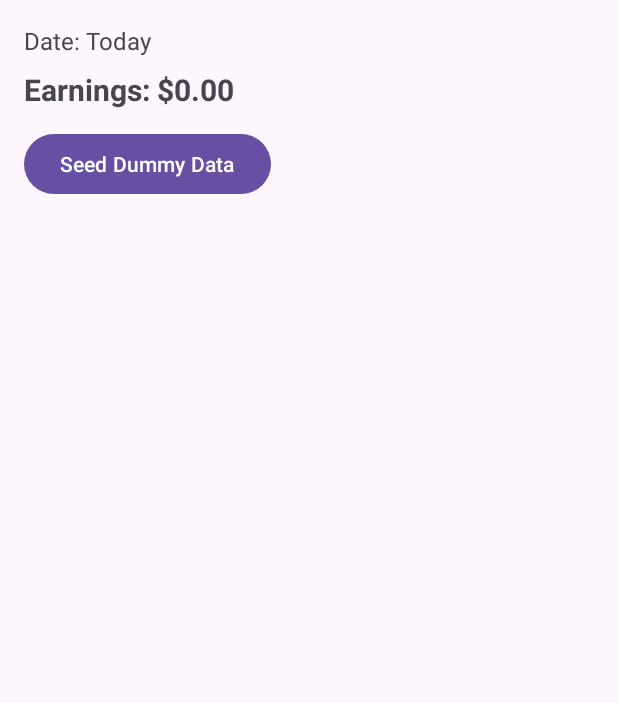
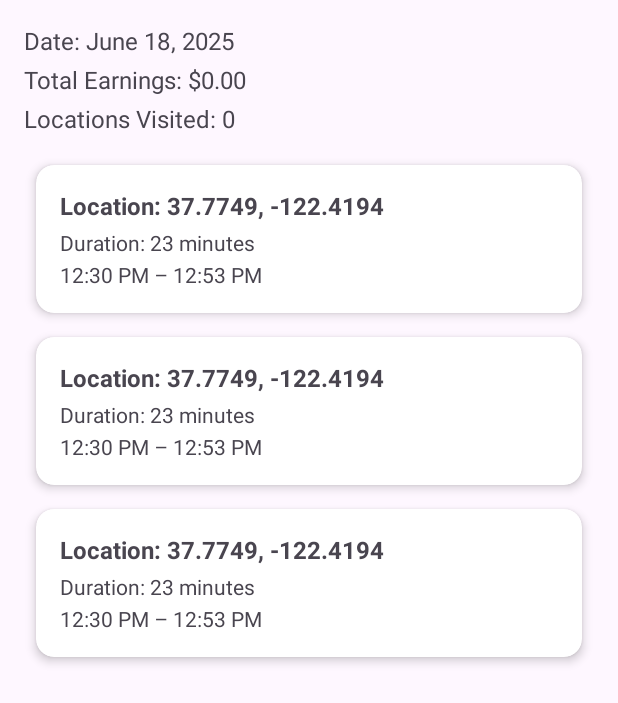
Before and after one commit to super-massive-code/Android-SuperVendo, an Android app: the layout activity_main.xml on its own in the app's theme, with its tools: preview values and no code run, on a phone screen of 412 x 824 dp. Shown: the top 703 px of the screen. Run offline under Robolectric (Android 15) with nearby library versions, the phone set to English and light mode, and no system bars.

Commit message:
Implement initial test data seeding and core data mappings
- Introduce `DatabaseSeeder` for populating test data
- Add `getDayForDate()` repo function to fetch a Day by LocalDateTime
- Create `DomainMappers.kt` for converting Room entities to DTOs
- Build basic UI summary view for today’s data (date, earnings, locations)
- Add `LocationRecorder` skeleton for future GPS tracking support

```diff
--- a/app/src/main/java/com/supermassivecode/supervendo/data/DTOs.kt
+++ b/app/src/main/java/com/supermassivecode/supervendo/data/DTOs.kt
@@ -4,7 +4,7 @@ import java.time.LocalDateTime
 
 data class DayDTO(
     val timestamp: LocalDateTime,
-    val earningsTotal: Long,
+    val earningsTotal: Long?,
     val dwellLocations: List<DwellLocationDTO>
 )
 
--- a/app/src/main/java/com/supermassivecode/supervendo/data/analysis/LocationRecommender.kt
+++ b/app/src/main/java/com/supermassivecode/supervendo/data/analysis/LocationRecommender.kt
@@ -32,6 +32,10 @@ class LocationRecommender {
         val locationGroups = mutableListOf<LocationGroup>()
 
         for (day in days) {
+            if (day.earningsTotal == null) {
+                continue
+            }
+
             val earningsPerLocation = day.earningsTotal / maxOf(day.dwellLocations.size, 1)
 
             for (dwell in day.dwellLocations) {
--- a/app/src/main/java/com/supermassivecode/supervendo/data/room/Day.kt
+++ b/app/src/main/java/com/supermassivecode/supervendo/data/room/Day.kt
@@ -35,6 +35,9 @@ interface DayDao {
     @Query("SELECT * FROM Day ORDER BY timestamp DESC")
     fun getAll(): List<Day>
 
+    @Query("SELECT * FROM Day WHERE timestamp BETWEEN :start AND :end LIMIT 1")
+    suspend fun getDay(start: LocalDateTime, end: LocalDateTime): Day?
+
     @Transaction
     @Query("SELECT * FROM Day WHERE id = :id")
     suspend fun getDayWithDwellLocations(id: Int): DayWithDwellLocations
--- a/app/src/main/res/layout/activity_main.xml
+++ b/app/src/main/res/layout/activity_main.xml
@@ -1,55 +1,41 @@
 <?xml version="1.0" encoding="utf-8"?>
-<androidx.constraintlayout.widget.ConstraintLayout
-    xmlns:android="http://schemas.android.com/apk/res/android"
-    xmlns:app="http://schemas.android.com/apk/res-auto"
-    android:id="@+id/main"
+<LinearLayout xmlns:android="http://schemas.android.com/apk/res/android"
+    xmlns:card_view="http://schemas.android.com/apk/res-auto"
     android:layout_width="match_parent"
-    android:layout_height="match_parent">
+    android:layout_height="match_parent"
+    xmlns:tools="http://schemas.android.com/tools"
+    android:orientation="vertical"
+    android:padding="16dp">
 
-    <!-- Date -->
     <TextView
         android:id="@+id/dateText"
         android:layout_width="wrap_content"
         android:layout_height="wrap_content"
-        android:text="Date: Today"
-        android:textSize="16sp"
-        app:layout_constraintTop_toTopOf="parent"
-        app:layout_constraintStart_toStartOf="parent"
-        android:layout_margin="16dp"/>
+        tools:text="Date: June 18, 2025"
+        android:textSize="16sp"/>
 
-    <!-- Earnings -->
     <TextView
         android:id="@+id/earningsText"
         android:layout_width="wrap_content"
         android:layout_height="wrap_content"
-        android:text="Earnings: $0.00"
-        android:textSize="20sp"
-        android:textStyle="bold"
-        app:layout_constraintTop_toBottomOf="@id/dateText"
-        app:layout_constraintStart_toStartOf="parent"
-        android:layout_marginTop="8dp"
-        android:layout_marginStart="16dp"/>
+        tools:text="Total Earnings: $0.00"
+        android:textSize="16sp"
+        android:layout_marginTop="4dp"/>
 
-    <!-- Add Dummy Data Button -->
-    <Button
-        android:id="@+id/dummyDataButton"
+    <TextView
+        android:id="@+id/locationsVisitedText"
         android:layout_width="wrap_content"
         android:layout_height="wrap_content"
-        android:text="Seed Dummy Data"
-        app:layout_constraintTop_toBottomOf="@id/earningsText"
-        app:layout_constraintStart_toStartOf="parent"
-        android:layout_marginTop="12dp"
-        android:layout_marginStart="16dp"/>
+        tools:text="Locations Visited: 0"
+        android:textSize="16sp"
+        android:layout_marginBottom="12dp"
+        android:layout_marginTop="4dp"/>
 
-    <!-- RecyclerView for GPS Data -->
     <androidx.recyclerview.widget.RecyclerView
-        android:id="@+id/gpsRecyclerView"
-        android:layout_width="0dp"
+        android:id="@+id/dwellRecyclerView"
+        android:layout_width="match_parent"
         android:layout_height="0dp"
-        app:layout_constraintTop_toBottomOf="@id/dummyDataButton"
-        app:layout_constraintBottom_toBottomOf="parent"
-        app:layout_constraintStart_toStartOf="parent"
-        app:layout_constraintEnd_toEndOf="parent"
-        android:layout_margin="16dp"/>
+        android:layout_weight="1"
+        tools:listitem="@layout/item_dwell_location" />
 
-</androidx.constraintlayout.widget.ConstraintLayout>
+</LinearLayout>
--- /dev/null
+++ b/app/src/main/res/layout/item_dwell_location.xml
@@ -0,0 +1,41 @@
+<?xml version="1.0" encoding="utf-8"?>
+<androidx.cardview.widget.CardView xmlns:android="http://schemas.android.com/apk/res/android"
+    xmlns:card_view="http://schemas.android.com/apk/res-auto"
+    android:layout_width="match_parent"
+    android:layout_height="wrap_content"
+    xmlns:tools="http://schemas.android.com/tools"
+    android:layout_margin="8dp"
+    card_view:cardCornerRadius="12dp"
+    card_view:cardElevation="4dp">
+
+    <LinearLayout
+        android:orientation="vertical"
+        android:padding="16dp"
+        android:layout_width="match_parent"
+        android:layout_height="wrap_content">
+
+        <TextView
+            android:id="@+id/locationLabel"
+            android:layout_width="wrap_content"
+            android:layout_height="wrap_content"
+            tools:text="Location: 37.7749, -122.4194"
+            android:textStyle="bold"
+            android:textSize="16sp"/>
+
+        <TextView
+            android:id="@+id/duration"
+            android:layout_width="wrap_content"
+            android:layout_height="wrap_content"
+            tools:text="Duration: 23 minutes"
+            android:layout_marginTop="4dp"/>
+
+        <TextView
+            android:id="@+id/timeRange"
+            android:layout_width="wrap_content"
+            android:layout_height="wrap_content"
+            tools:text="12:30 PM – 12:53 PM"
+            android:layout_marginTop="2dp"/>
+
+    </LinearLayout>
+
+</androidx.cardview.widget.CardView>
```
Also changed, not shown: app/src/main/AndroidManifest.xml (+4 -3 lines), app/src/main/java/com/supermassivecode/supervendo/MainActivity.kt (deleted, +0 -26 lines), app/src/main/java/com/supermassivecode/supervendo/MainViewModel.kt (deleted, +0 -29 lines), app/src/main/java/com/supermassivecode/supervendo/data/DataRepo.kt (added, +22 -0 lines), app/src/main/java/com/supermassivecode/supervendo/data/DomainMappers.kt (added, +21 -0 lines), app/src/main/java/com/supermassivecode/supervendo/data/LocationRecorder.kt (renamed from app/src/main/java/com/supermassivecode/supervendo/data/TrackingController.kt, +7 -16 lines), app/src/main/java/com/supermassivecode/supervendo/data/room/DatabaseSeeder.kt (added, +47 -0 lines), app/src/main/java/com/supermassivecode/supervendo/ui/DwellLocationAdapter.kt (added, +45 -0 lines), app/src/main/java/com/supermassivecode/supervendo/ui/DwellLocationUiModel.kt (added, +10 -0 lines), app/src/main/java/com/supermassivecode/supervendo/ui/MainActivity.kt (added, +46 -0 lines), app/src/main/java/com/supermassivecode/supervendo/ui/MainViewModel.kt (added, +60 -0 lines).
